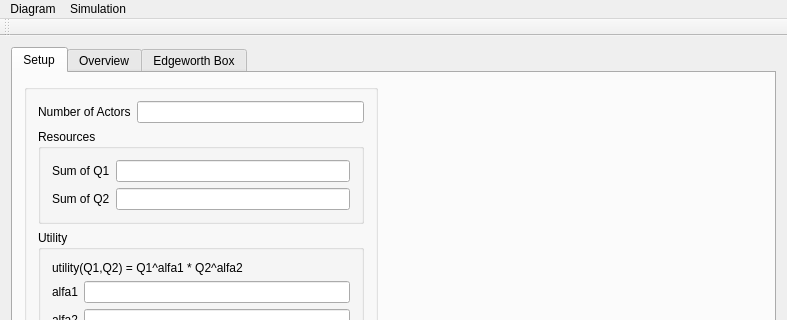
Before: the Qt Designer form code/app/MarketPlayer/mainwindow.ui in kottalovag/marketplayer, drawn with Qt 5; both pictures show x 0 to 787 and y 0 to 320 of the 787 by 679 pixel window.
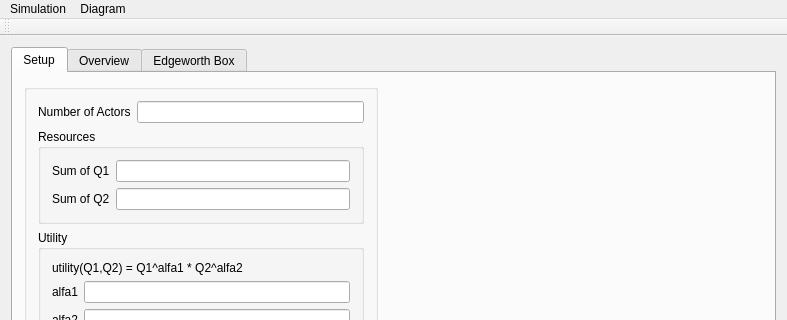
After: the same form once the commit is applied. Custom widgets are drawn as their Qt base class.

Commit message: [m] save and load configuration as ini

Diff of the .ui file:
```diff
--- a/code/app/MarketPlayer/mainwindow.ui
+++ b/code/app/MarketPlayer/mainwindow.ui
@@ -728,8 +728,8 @@
     <addaction name="actionStart"/>
     <addaction name="actionPause"/>
    </widget>
-   <addaction name="menuDiagram"/>
    <addaction name="menuSimulation"/>
+   <addaction name="menuDiagram"/>
   </widget>
   <widget class="QToolBar" name="mainToolBar">
    <attribute name="toolBarArea">
```
Left out of the diff: 12 changed lines with no effect on the pictures. The commit also changes 2 other files.
